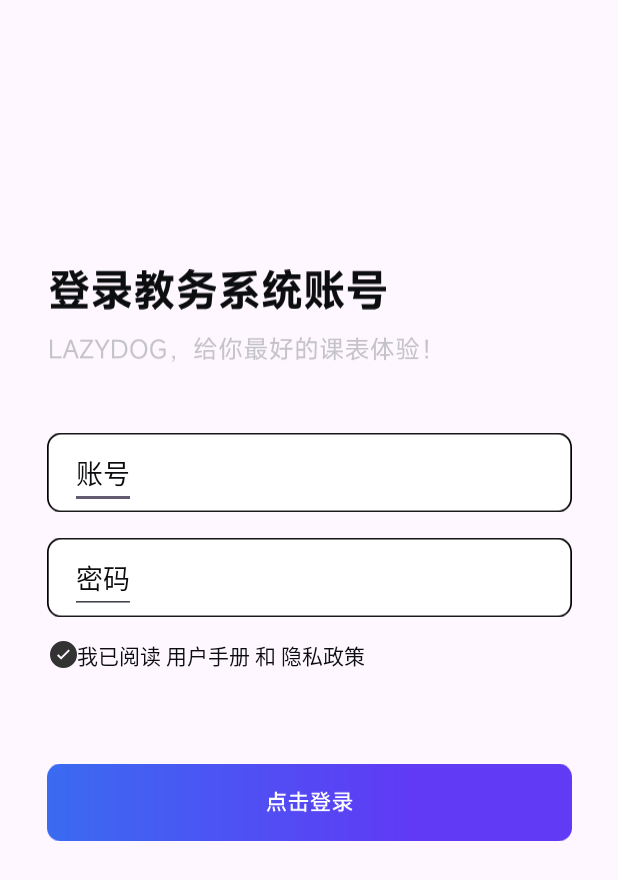
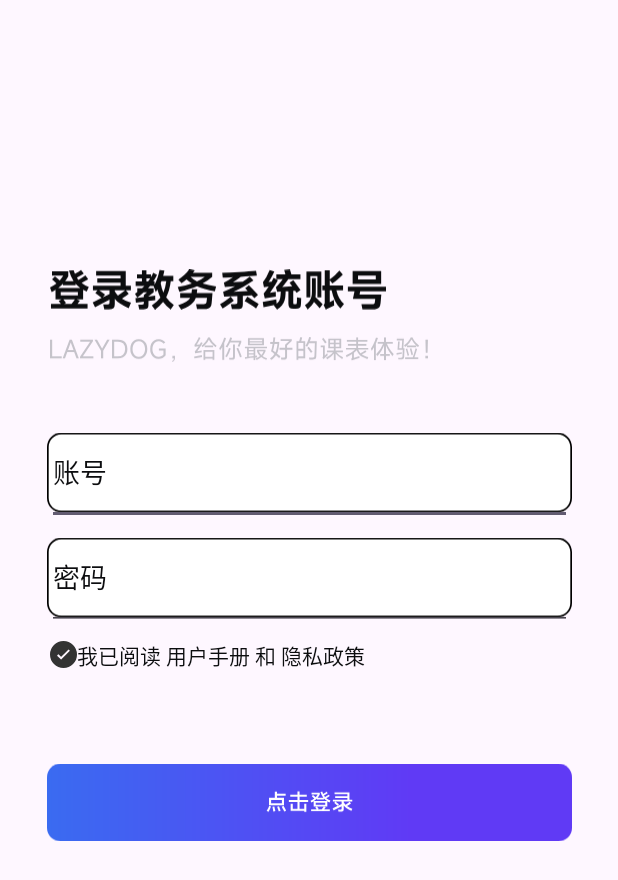
Before and after one commit to WildFox404/AUST-APP, an Android app: the LoginActivity screen opened directly, with no data from a screen before it, on a phone screen of 412 x 824 dp. Shown: the top 880 px of the screen. Run offline under Robolectric (Android 15) with nearby library versions, the phone set to English and light mode, and no system bars.

Commit message:
Changes login

```diff
--- a/app/src/main/res/layout/login.xml
+++ b/app/src/main/res/layout/login.xml
@@ -54,9 +54,9 @@
             app:layout_constraintEnd_toEndOf="parent"/>
     <EditText
             android:id="@+id/editTextAccount"
-            android:layout_width="wrap_content"
-            android:layout_height="wrap_content"
-            android:layout_marginStart="15dp"
+            android:layout_width="0dp"
+            android:layout_height="0dp"
+            app:layout_constraintEnd_toEndOf="@id/imageView13"
             android:hint="账号"
             android:textColorHint="#0C0D0F"
             app:layout_constraintStart_toStartOf="@+id/imageView13"
@@ -64,9 +64,9 @@
             app:layout_constraintBottom_toBottomOf="@+id/imageView13" />
     <EditText
             android:id="@+id/editTextPassword"
-            android:layout_width="wrap_content"
-            android:layout_height="wrap_content"
-            android:layout_marginStart="15dp"
+            android:layout_width="0dp"
+            android:layout_height="0dp"
+            app:layout_constraintEnd_toEndOf="@id/imageView14"
             android:hint="密码"
             android:textColorHint="#0C0D0F"
             android:textColor="#0C0D0F"
```
Also changed, not shown: gradle/wrapper/gradle-wrapper.properties (deleted), 4 other files.
